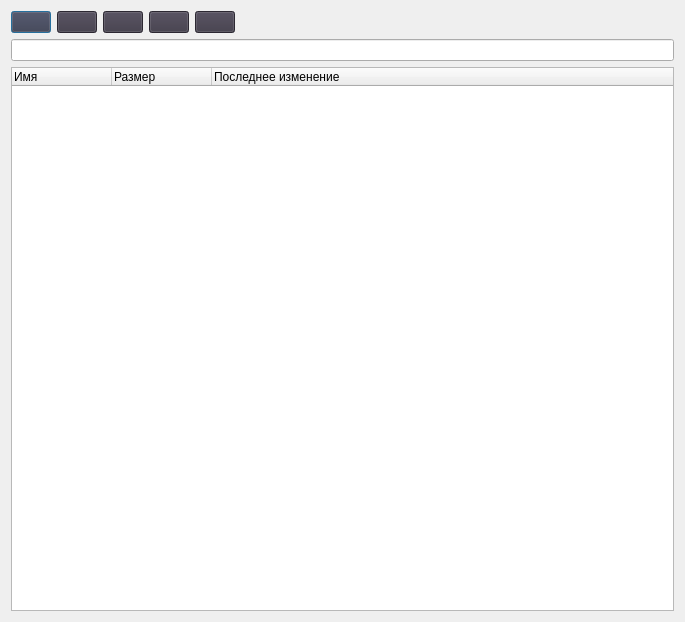
This is examples/example-client/ui/explorer.ui in IAmProgrammist/CtrlFTP as Qt 5 draws it before an edit. The edited form follows.
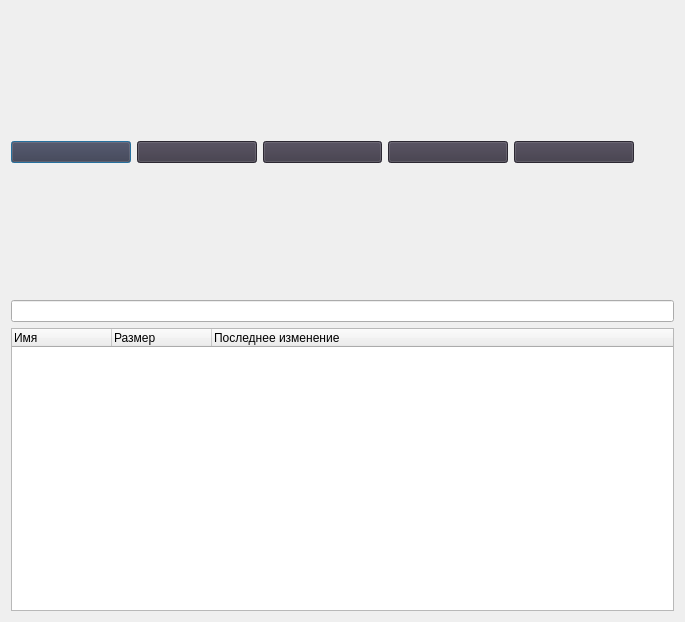
This is the edited form. Icons and pictures are not drawn.

Commit message: Improving explorer, added mkdir dialog

Patch:
```diff
--- a/examples/example-client/ui/explorer.ui
+++ b/examples/example-client/ui/explorer.ui
@@ -118,9 +118,6 @@
      </item>
      <item>
       <spacer name="horizontalSpacer">
-       <property name="orientation">
-        <enum>Qt::Orientation::Horizontal</enum>
-       </property>
        <property name="sizeHint" stdset="0">
         <size>
          <width>40</width>
```
Left out of the diff: 15 changed lines with no effect on the pictures. The commit also changes 5 other files.
